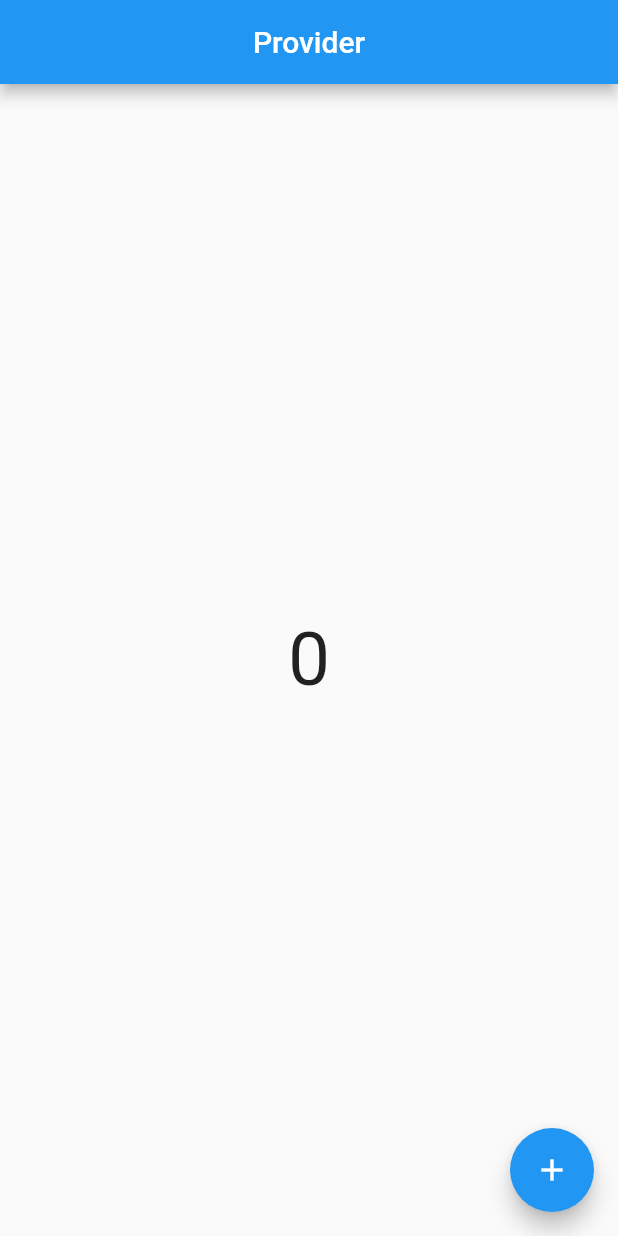
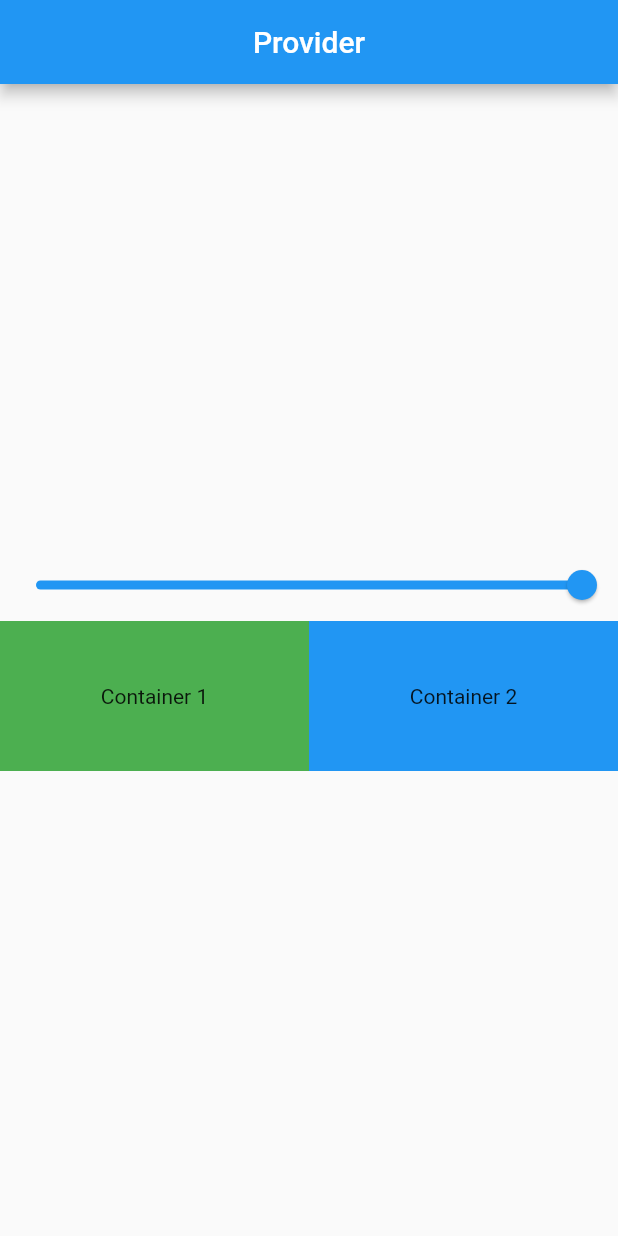
Before and after one commit to emonalmamun/flutter_provider, a Flutter app: the first screen one second after launch, on a phone screen of 412 x 824 dp. Run offline on Flutter 3.47's test engine with Material 2 defaults, Android fonts, the phone set to English and light mode, and no system bars.

Commit message:
SliderProvider added

```diff
--- a/lib/main.dart
+++ b/lib/main.dart
@@ -1,6 +1,8 @@
 import 'package:flutter/material.dart';
 import 'package:flutter_provider/provider/count_provider.dart';
+import 'package:flutter_provider/provider/slider_provider.dart';
 import 'package:flutter_provider/screen/home_page.dart';
+import 'package:flutter_provider/screen/slider_page.dart';
 import 'package:provider/provider.dart';
 
 void main() {
@@ -12,14 +14,17 @@ class MyApp extends StatelessWidget {
 
   @override
   Widget build(BuildContext context) {
-    return ChangeNotifierProvider(
-      create: (_) => CountProvider(),
+    return MultiProvider(
+      providers: [
+        ChangeNotifierProvider(create: (_) => CountProvider()),
+        ChangeNotifierProvider(create: (_) => SliderProvider()),
+      ],
       child: MaterialApp(
         title: 'Provider State Management',
         theme: ThemeData(
           primarySwatch: Colors.blue,
         ),
-        home: const HomePage(),
+        home: const SliderPage(),
       ),
     );
   }
--- a/lib/provider/count_provider.dart
+++ b/lib/provider/count_provider.dart
@@ -10,9 +10,4 @@ class CountProvider with ChangeNotifier {
     _count++;
     notifyListeners();
   }
-
-  void decrementCount(){
-    _count--;
-    notifyListeners();
-  }
 }
--- /dev/null
+++ b/lib/provider/slider_provider.dart
@@ -0,0 +1,10 @@
+import 'package:flutter/foundation.dart';
+class SliderProvider with ChangeNotifier{
+  double _value = 1.0;
+  double get value => _value;
+
+  void updateValue(double val){
+    _value = val;
+    notifyListeners();
+  }
+}
--- a/lib/screen/home_page.dart
+++ b/lib/screen/home_page.dart
@@ -1,6 +1,5 @@
 
 import 'dart:async';
-
 import 'package:flutter/material.dart';
 import 'package:flutter_provider/provider/count_provider.dart';
 import 'package:provider/provider.dart';
@@ -24,7 +23,7 @@ class _HomePageState extends State<HomePage> {
 
   @override
   Widget build(BuildContext context) {
-    //print("Whole widget Build");
+    print("Whole widget Build");
     final countProvider = Provider.of<CountProvider>(context, listen: false);
     return Scaffold(
       appBar: AppBar(title: const Text("Provider",),centerTitle: true,),
--- /dev/null
+++ b/lib/screen/slider_page.dart
@@ -0,0 +1,62 @@
+import 'package:flutter/material.dart';
+import 'package:flutter_provider/provider/slider_provider.dart';
+import 'package:provider/provider.dart';
+class SliderPage extends StatefulWidget {
+  const SliderPage({Key? key}) : super(key: key);
+
+  @override
+  State<SliderPage> createState() => _SliderPageState();
+}
+
+class _SliderPageState extends State<SliderPage> {
+  //double value = 1.0;
+  @override
+  Widget build(BuildContext context) {
+    print("Build");
+    //final sliderProvider = Provider.of<SliderProvider>(context, listen: false);
+    return Scaffold(
+      appBar: AppBar(title: const Text("Provider",),centerTitle: true,),
+      body: Center(
+        child: Column(
+          mainAxisAlignment: MainAxisAlignment.center,
+          children: [
+            Consumer<SliderProvider>(builder: (BuildContext context, value, Widget? child) {
+              return Slider(
+                  value: value.value,
+                  onChanged: (val){
+                    value.updateValue(val);
+                  }
+              );
+            },
+            ),
+            Consumer<SliderProvider>(builder: (BuildContext context, value, Widget? child) {
+              return Row(
+                children: [
+                  Expanded(
+                    child: Container(
+                      height: 100,
+                      decoration: BoxDecoration(
+                        color: Colors.green.withOpacity(value.value),
+                      ),
+                      child: const Center(child: Text("Container 1")),
+                    ),
+                  ),
+                  Expanded(
+                    child: Container(
+                      height: 100,
+                      decoration: BoxDecoration(
+                        color: Colors.blue.withOpacity(value.value),
+                      ),
+                      child: const Center(child: Text("Container 2",)),
+                    ),
+                  )
+                ],
+              );
+            },
+            ),
+          ],
+        ),
+      ),
+    );
+  }
+}
```
